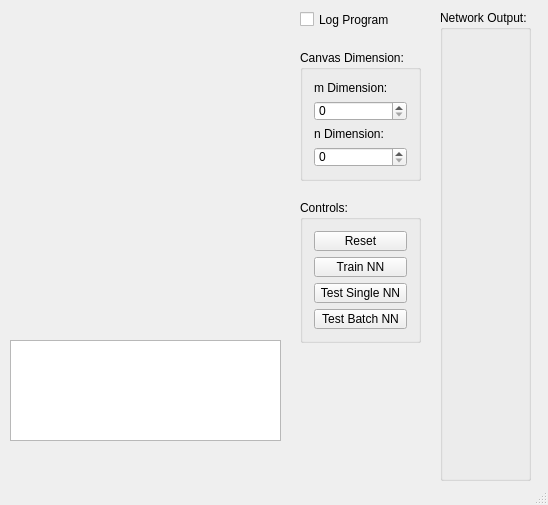
This is Milestone4_GUI/mainwindow.ui in 0xanselm-priv/prg2-pr_milestone4 as Qt 5 draws it before an edit. The edited form follows.
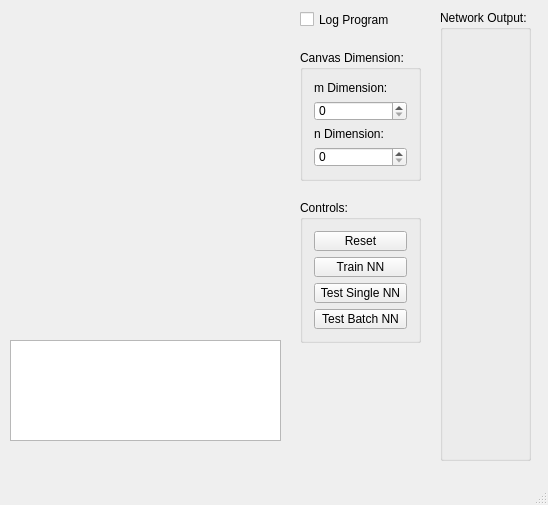
This is the edited form.

```diff
--- a/Milestone4_GUI/mainwindow.ui
+++ b/Milestone4_GUI/mainwindow.ui
@@ -94,7 +94,7 @@
       <x>440</x>
       <y>10</y>
       <width>91</width>
-      <height>471</height>
+      <height>451</height>
      </rect>
     </property>
     <property name="title">
@@ -161,7 +161,7 @@
     <property name="geometry">
      <rect>
       <x>300</x>
-      <y>360</y>
+      <y>340</y>
       <width>121</width>
       <height>121</height>
      </rect>
```
